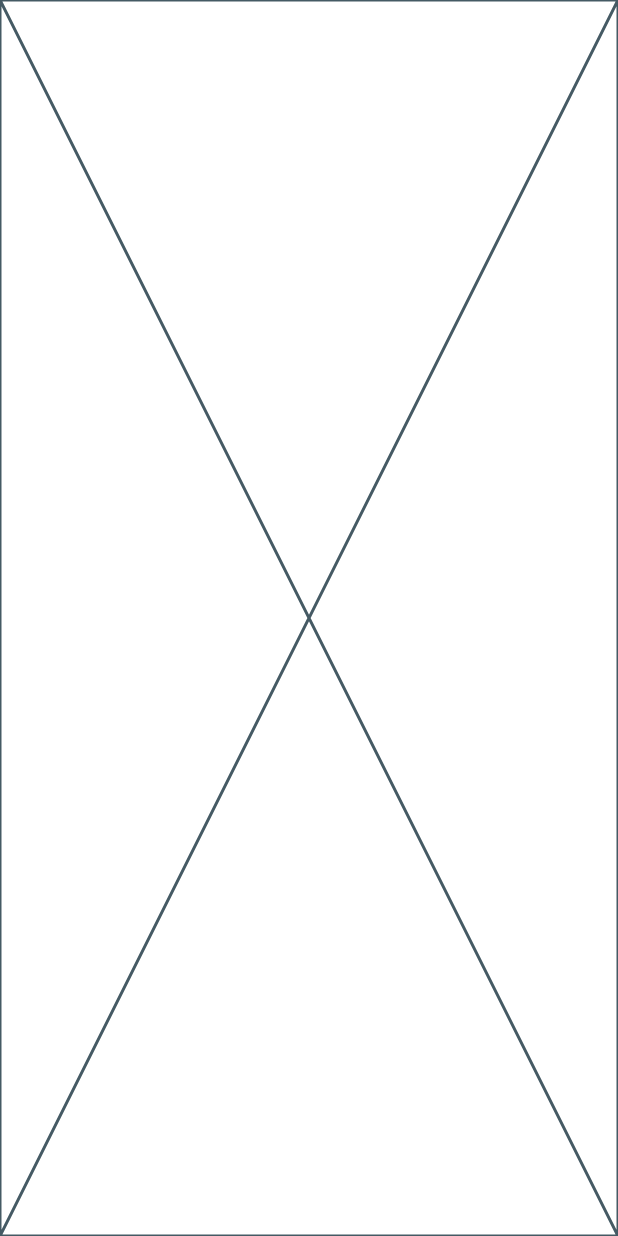
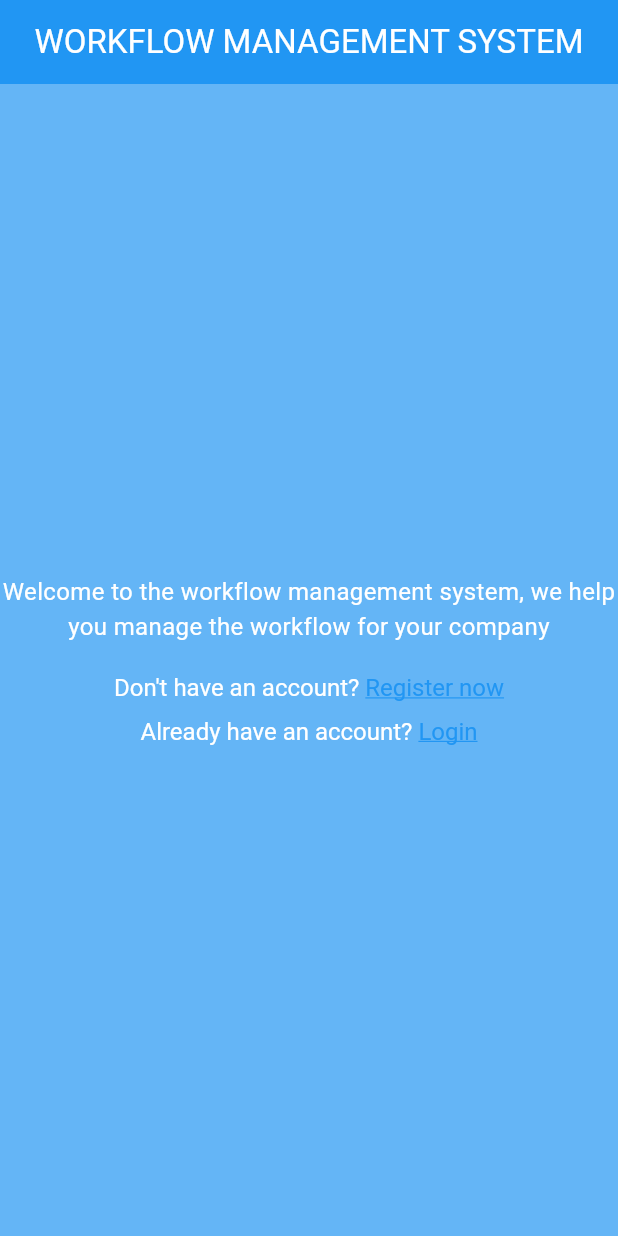
Before and after one commit to Nkurunzizagashati/WORKFLOW_MANAGEMENT_SYSTEM, a Flutter app: the screen it shows after launch, on a phone screen of 412 x 824 dp. Run offline on Flutter 3.47's test engine with Material 3 defaults, Android fonts, the phone set to English and light mode, and no system bars.

Commit message:
navigate from home to register and login pages

```diff
--- a/lib/pages/home_page.dart
+++ b/lib/pages/home_page.dart
@@ -1,10 +1,104 @@
+import 'package:flutter/gestures.dart';
 import 'package:flutter/material.dart';
 
-class HomePage extends StatelessWidget {
+class HomePage extends StatefulWidget {
   const HomePage({super.key});
 
   @override
+  State<HomePage> createState() => _HomePageState();
+}
+
+class _HomePageState extends State<HomePage> {
+  late TapGestureRecognizer _registerTapRecognizer;
+  late TapGestureRecognizer _loginTapRecognizer;
+
+  @override
+  void initState() {
+    super.initState();
+    _registerTapRecognizer = TapGestureRecognizer()
+      ..onTap = () {
+        Navigator.pushNamed(context, '/register');
+      };
+
+    _loginTapRecognizer = TapGestureRecognizer()
+      ..onTap = () {
+        Navigator.pushNamed(context, '/login');
+      };
+  }
+
+  @override
+  void dispose() {
+    _registerTapRecognizer.dispose();
+    _loginTapRecognizer.dispose();
+    super.dispose();
+  }
+
+  @override
   Widget build(BuildContext context) {
-    return const Placeholder();
+    return Scaffold(
+      backgroundColor: Colors.blue.shade300,
+      appBar: AppBar(
+        title: const Center(
+          child: Text("WORKFLOW MANAGEMENT SYSTEM"),
+        ),
+        backgroundColor: Colors.blue,
+        foregroundColor: Colors.white,
+      ),
+      body: Center(
+        child: Column(
+          mainAxisAlignment: MainAxisAlignment.center, // Center vertically
+          crossAxisAlignment: CrossAxisAlignment.center, // Center horizontally
+          children: [
+            const Text(
+              "Welcome to the workflow management system, we help you manage the workflow for your company",
+              textAlign: TextAlign.center,
+              style: TextStyle(fontSize: 16, color: Colors.white),
+            ),
+            const SizedBox(height: 20), // Space between text and links
+            RichText(
+              text: TextSpan(
+                text: "Don't have an account? ",
+                style: const TextStyle(
+                  fontSize: 16,
+                  color: Colors.white,
+                ),
+                children: [
+                  TextSpan(
+                    text: "Register now",
+                    style: const TextStyle(
+                      fontSize: 16,
+                      color: Colors.blue, // Link color
+                      decoration: TextDecoration.underline,
+                    ),
+                    recognizer: _registerTapRecognizer,
+                  ),
+                ],
+              ),
+            ),
+            const SizedBox(height: 10),
+            RichText(
+              text: TextSpan(
+                text: "Already have an account? ",
+                style: const TextStyle(
+                  fontSize: 16,
+                  color: Colors.white,
+                ),
+                children: [
+                  TextSpan(
+                    text: "Login",
+                    style: const TextStyle(
+                      fontSize: 16,
+                      color: Colors.blue,
+                      decoration: TextDecoration.underline,
+                    ),
+                    recognizer: _loginTapRecognizer,
+                  ),
+                ],
+              ),
+            ),
+          ],
+        ),
+      ),
+    );
   }
 }
```
